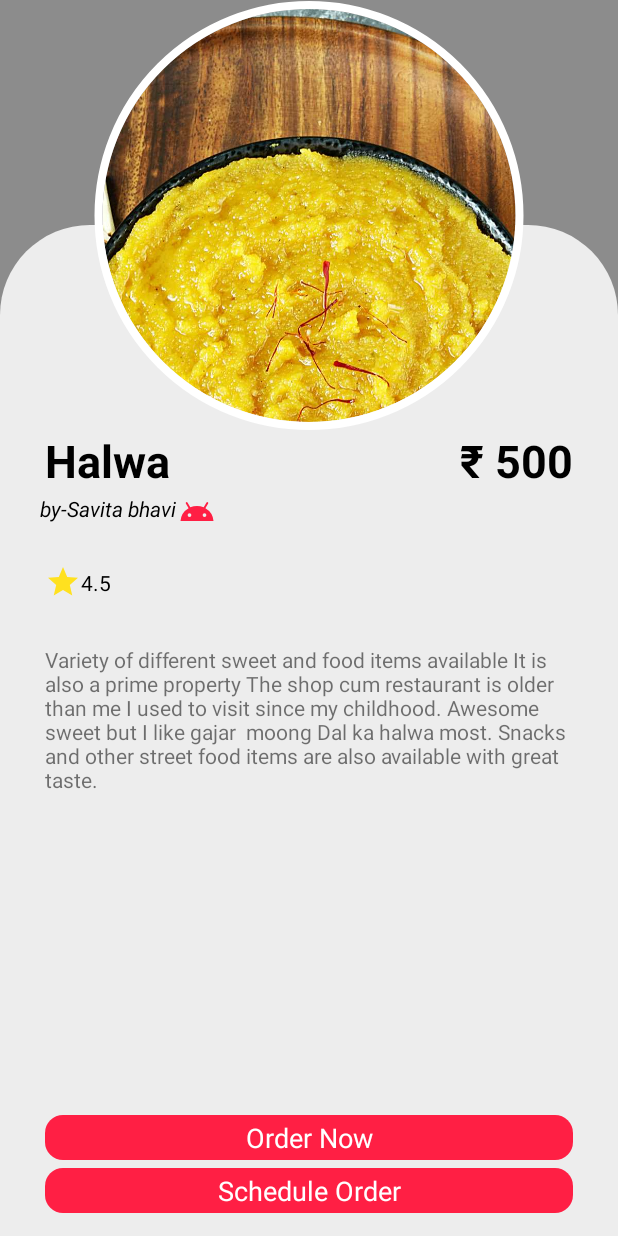
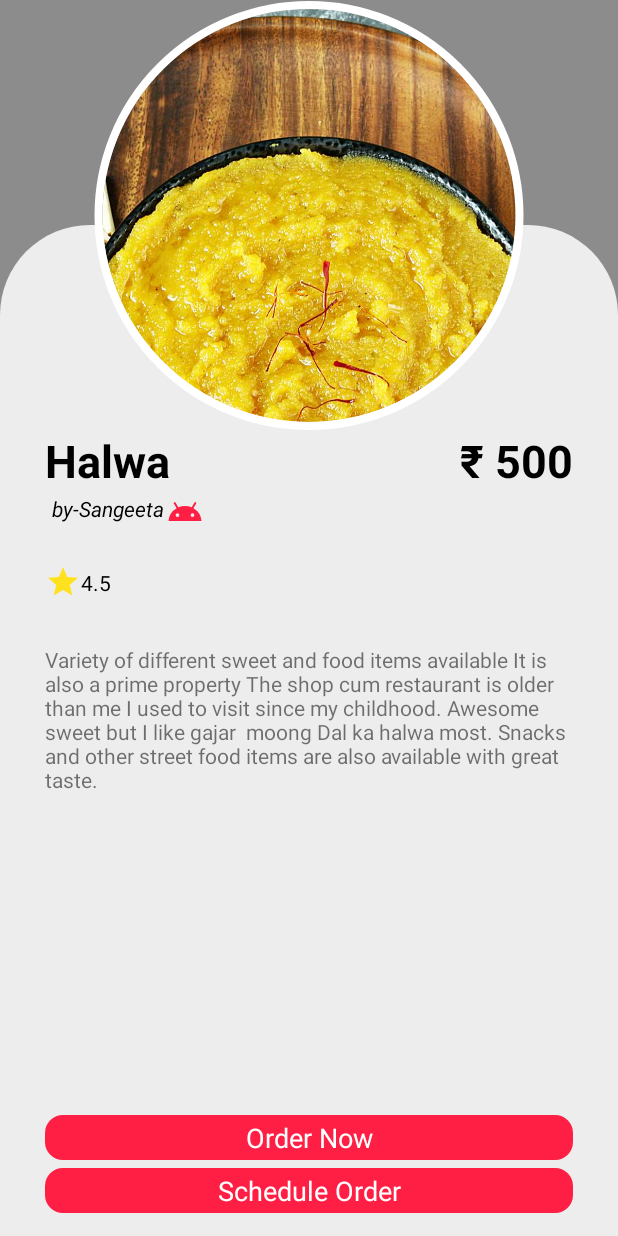
Before and after one commit to Errorfoundteam/MothersMagic, an Android app: the OpenActivity screen opened directly, with no data from a screen before it, on a phone screen of 412 x 824 dp. Run offline under Robolectric (Android 15) with nearby library versions, the light colour scheme and no system bars; our stand-ins replace CircleImageView, Firebase (no records; nobody signed in at launch, a user with empty details on screens opened directly); libraries missing offline, so code that uses them is left out: com.tbuonomo.viewpagerdotsindicator; Roboto replaces fonts that are not available here; 5 statements that could not run were skipped.

Commit message:
Update activity_open.xml

```diff
--- a/app/src/main/res/layout/activity_open.xml
+++ b/app/src/main/res/layout/activity_open.xml
@@ -68,7 +68,7 @@
         android:layout_width="wrap_content"
         android:layout_height="wrap_content"
         android:padding="2dp"
-        android:text="by-Savita bhavi"
+        android:text="by-Sangeeta"
         android:textStyle="italic"
         android:textColor="@color/black"
         app:layout_constraintEnd_toEndOf="@+id/name1"
```
